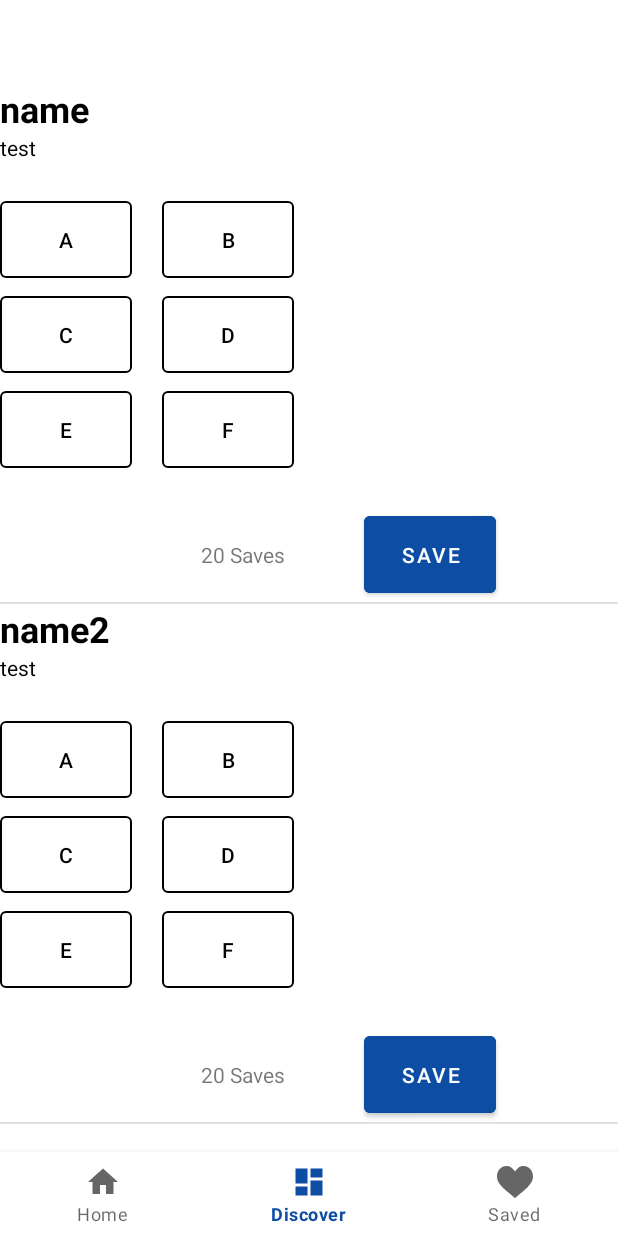
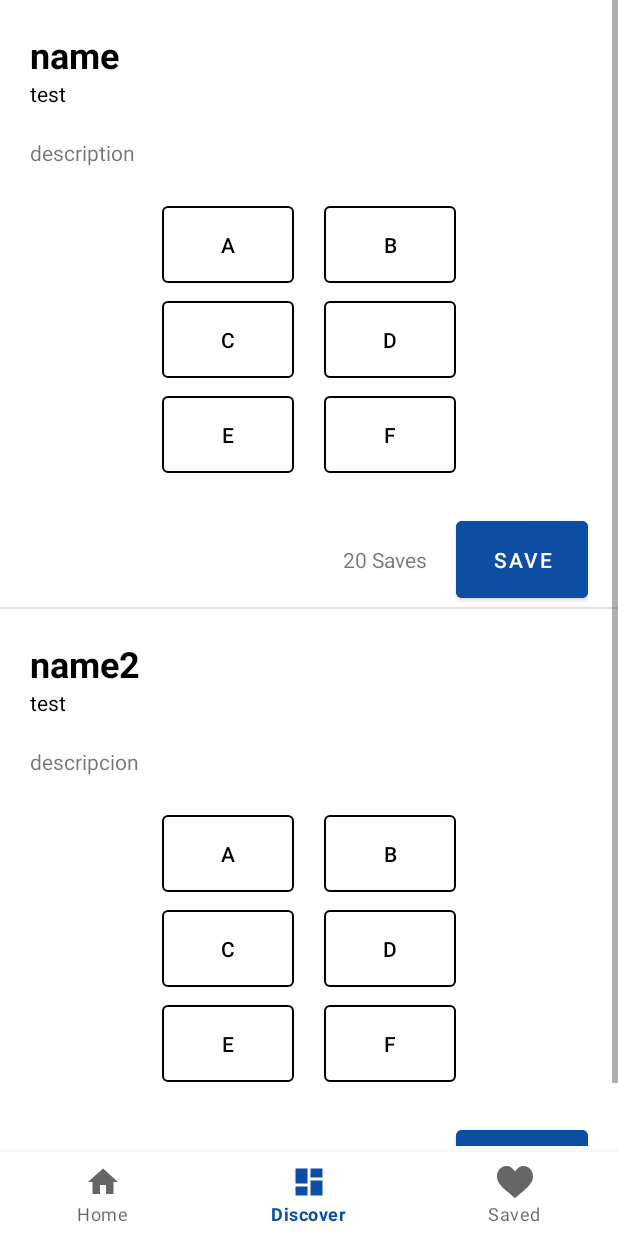
Before and after one commit to memoriasIT/SocialMacroPad, an Android app: the DiscoverFragment screen opened through its navigation route, on a phone screen of 412 x 824 dp. Run offline under Robolectric (Android 15) with nearby library versions, the light colour scheme and no system bars; our stand-ins replace EventBus, Firebase (no records; nobody signed in at launch, a user with empty details on screens opened directly), navigation-ui.

Commit message:
Tweak discover and MacroPadAdapter.java

```diff
--- a/app/src/main/java/com/example/socialmacropad/util/MacroPadAdapter.java
+++ b/app/src/main/java/com/example/socialmacropad/util/MacroPadAdapter.java
@@ -43,8 +43,11 @@ public class MacroPadAdapter extends ArrayAdapter<MacroPad> {
         TextView name = (TextView) listItem.findViewById(R.id.txtPadName);
         name.setText(currentPad.getName());
 
-        TextView release = (TextView) listItem.findViewById(R.id.txtUser);
-        release.setText(currentPad.getCreatorUser());
+        TextView user = (TextView) listItem.findViewById(R.id.txtUser);
+        user.setText(currentPad.getCreatorUser());
+
+        TextView description = (TextView) listItem.findViewById(R.id.txtDescription);
+        description.setText(currentPad.getDescription());
 
         Button btn1_1 = (Button) listItem.findViewById(R.id.btn1_1);
         btn1_1.setText(currentPad.getAction1().getActionName());
--- a/app/src/main/res/layout/activity_main_content.xml
+++ b/app/src/main/res/layout/activity_main_content.xml
@@ -4,7 +4,7 @@
     android:id="@+id/container"
     android:layout_width="match_parent"
     android:layout_height="match_parent"
-    android:paddingTop="?attr/actionBarSize">
+    android:paddingTop="0dp">
 
     <com.google.android.material.bottomnavigation.BottomNavigationView
         android:id="@+id/nav_view"
--- a/app/src/main/res/layout/item_discover.xml
+++ b/app/src/main/res/layout/item_discover.xml
@@ -8,6 +8,7 @@
     <LinearLayout
         android:layout_width="0dp"
         android:layout_height="wrap_content"
+        android:layout_margin="20dp"
         android:layout_weight="1"
         android:orientation="vertical"
         app:layout_constraintEnd_toEndOf="parent"
@@ -36,13 +37,30 @@
             android:layout_width="match_parent"
             android:layout_height="20dp" />
 
-        <TableLayout
+        <TextView
+            android:id="@+id/txtDescription"
+            android:layout_width="match_parent"
+            android:layout_height="wrap_content"
+            android:text="@string/description" />
+
+        <Space
+            android:layout_width="match_parent"
+            android:layout_height="20dp" />
+
+        <androidx.constraintlayout.widget.ConstraintLayout
             android:layout_width="match_parent"
             android:layout_height="match_parent">
 
+            <TableLayout
+                android:layout_width="wrap_content"
+                android:layout_height="match_parent"
+                android:layout_gravity="center"
+                app:layout_constraintEnd_toEndOf="parent"
+                app:layout_constraintStart_toStartOf="parent">
+
                 <TableRow
                     android:layout_width="match_parent"
-                android:layout_height="match_parent" >
+                    android:layout_height="match_parent">
 
                     <Button
                         android:id="@+id/btn1_1"
@@ -70,7 +88,7 @@
 
                 <TableRow
                     android:layout_width="match_parent"
-                android:layout_height="match_parent" >
+                    android:layout_height="match_parent">
 
                     <Button
                         android:id="@+id/btn2_1"
@@ -99,7 +117,7 @@
 
                 <TableRow
                     android:layout_width="match_parent"
-                android:layout_height="match_parent" >
+                    android:layout_height="match_parent">
 
                     <Button
                         android:id="@+id/btn3_1"
@@ -127,26 +145,38 @@
                 </TableRow>
 
             </TableLayout>
+        </androidx.constraintlayout.widget.ConstraintLayout>
 
         <Space
             android:layout_width="match_parent"
             android:layout_height="20dp" />
 
+        <androidx.constraintlayout.widget.ConstraintLayout
+            android:layout_width="match_parent"
+            android:layout_height="match_parent">
+
             <LinearLayout
-            android:layout_width="fill_parent"
+                android:layout_width="wrap_content"
                 android:layout_height="fill_parent"
                 android:gravity="center"
                 android:orientation="horizontal"
-            android:weightSum="100">
+                android:weightSum="100"
+                app:layout_constraintEnd_toEndOf="parent"
+                app:layout_constraintTop_toTopOf="parent">
 
 
                 <TextView
                     android:id="@+id/logo_c"
-                android:layout_width="0dp"
+                    android:layout_width="wrap_content"
                     android:layout_height="wrap_content"
                     android:layout_weight="50"
                     android:text="20 Saves"
                     android:textAlignment="center"></TextView>
+
+                <Space
+                    android:layout_width="20dp"
+                    android:layout_height="wrap_content"
+                    android:layout_weight="50" />
 
                 <Button
                     android:id="@+id/learnmore"
@@ -163,6 +193,7 @@
 
 
             </LinearLayout>
+        </androidx.constraintlayout.widget.ConstraintLayout>
 
     </LinearLayout>
 </androidx.constraintlayout.widget.ConstraintLayout>
```
Lines whose indentation alone changed are shown as unchanged.
